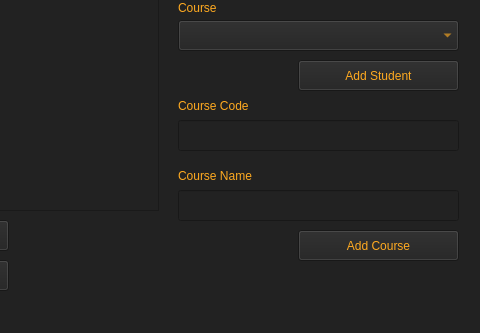
equin07x/CCC151-CRUDL-PROJECT, file CCC151-SSI-CSV-VER/SSIS/mainwindow.ui: the form before one commit; both pictures show x 792 to 1272 and y 370 to 703 of the 1272 by 703 pixel window.
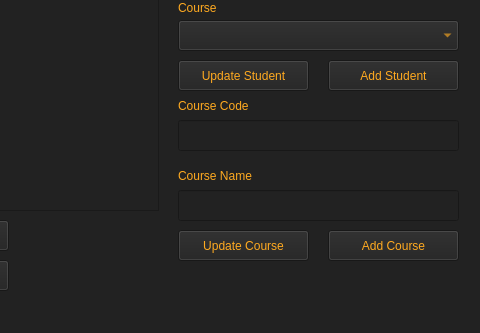
The form after the commit.

Commit message:
Update button was added
Update button for editing a row is added.

```diff
--- a/CCC151-SSI-CSV-VER/SSIS/mainwindow.ui
+++ b/CCC151-SSI-CSV-VER/SSIS/mainwindow.ui
@@ -417,9 +417,9 @@
    <widget class="QPushButton" name="Add_Students">
     <property name="geometry">
      <rect>
-      <x>1090</x>
+      <x>1120</x>
       <y>430</y>
-      <width>161</width>
+      <width>131</width>
       <height>31</height>
      </rect>
     </property>
@@ -526,9 +526,9 @@
    <widget class="QPushButton" name="Add_Courses">
     <property name="geometry">
      <rect>
-      <x>1090</x>
+      <x>1120</x>
       <y>600</y>
-      <width>161</width>
+      <width>131</width>
       <height>31</height>
      </rect>
     </property>
@@ -695,6 +695,56 @@
      <string>Edit Course</string>
     </property>
    </widget>
+   <widget class="QPushButton" name="Updatestudent">
+    <property name="geometry">
+     <rect>
+      <x>970</x>
+      <y>430</y>
+      <width>131</width>
+      <height>31</height>
+     </rect>
+    </property>
+    <property name="styleSheet">
+     <string notr="true">QPushButton
+{
+font: 900 8pt &quot;MS Reference Sans Serif&quot;rgb(255, 201, 8);
+color: rgb(255, 170, 32);
+}
+QPushButton:Hover
+{
+color:  rgb(35, 35, 35);
+background-color: rgb(220, 182, 44);
+}</string>
+    </property>
+    <property name="text">
+     <string>Update Student</string>
+    </property>
+   </widget>
+   <widget class="QPushButton" name="Updatecourses">
+    <property name="geometry">
+     <rect>
+      <x>970</x>
+      <y>600</y>
+      <width>131</width>
+      <height>31</height>
+     </rect>
+    </property>
+    <property name="styleSheet">
+     <string notr="true">QPushButton
+{
+font: 900 8pt &quot;MS Reference Sans Serif&quot;rgb(255, 201, 8);
+color: rgb(255, 170, 32);
+}
+QPushButton:Hover
+{
+color:  rgb(35, 35, 35);
+background-color: rgb(220, 182, 44);
+}</string>
+    </property>
+    <property name="text">
+     <string>Update Course</string>
+    </property>
+   </widget>
   </widget>
   <widget class="QMenuBar" name="menubar">
    <property name="geometry">
```
The commit also changes 15 other files.
